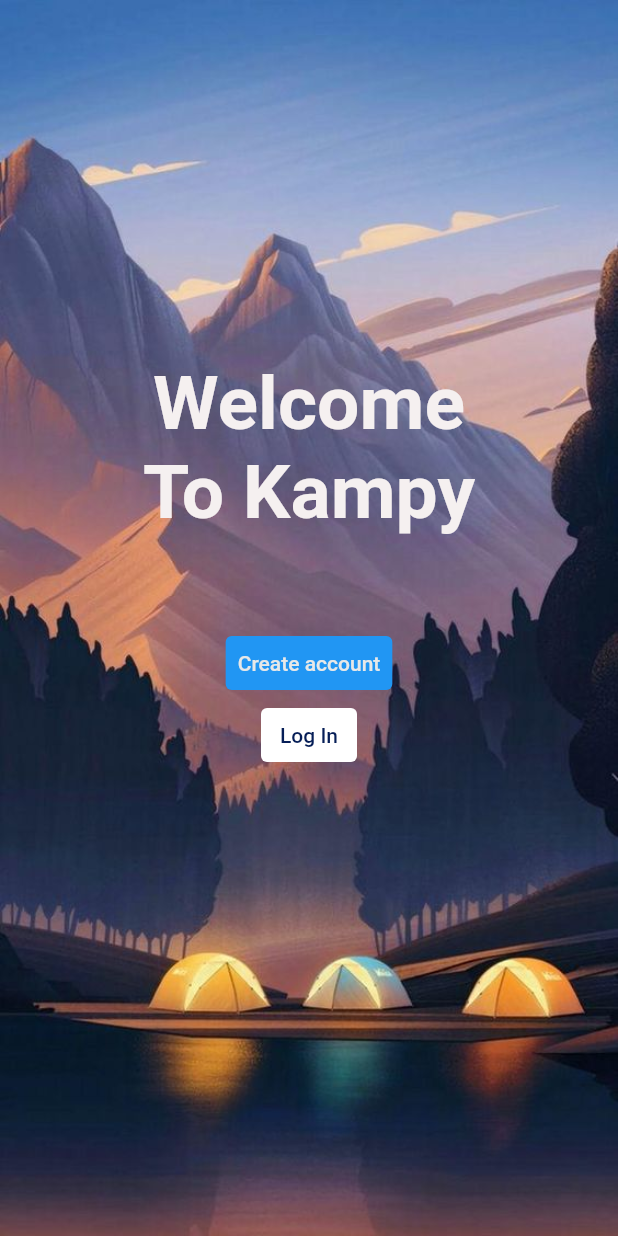
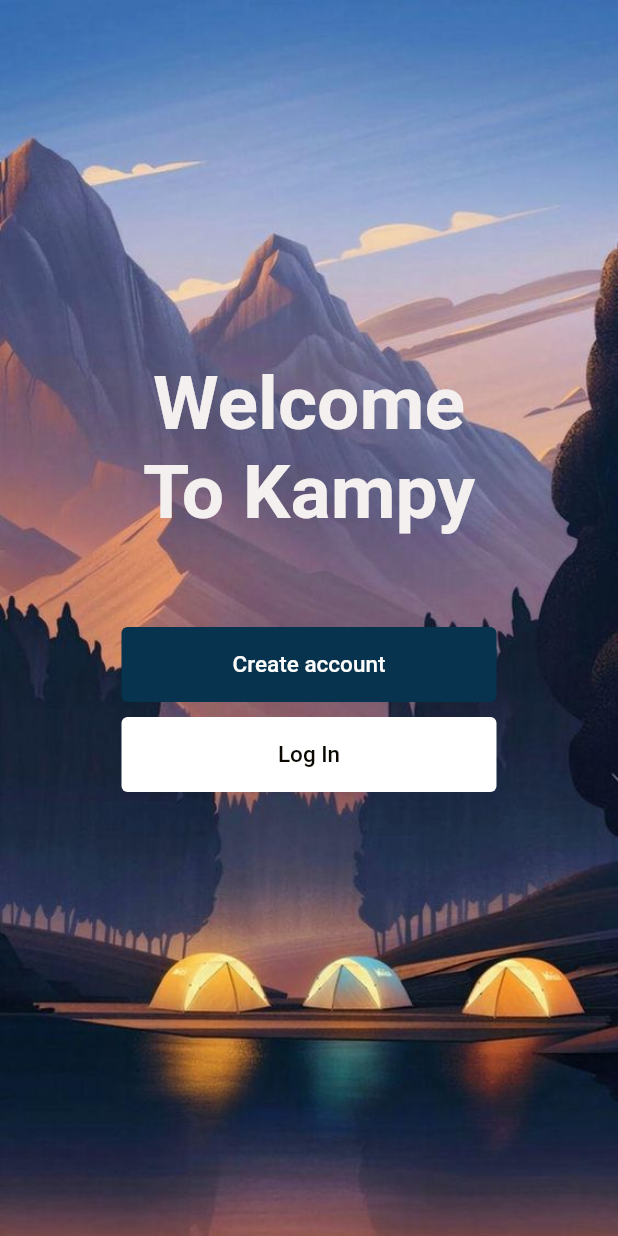
Before and after one commit to Always-number-one/Kampy, a Flutter app: the screen it shows after launch, on a phone screen of 412 x 824 dp. Run offline on Flutter 3.47's test engine with Material 2 defaults, Android fonts, the phone set to English and light mode, and no system bars; our stand-ins replace cloud_firestore, firebase_auth, firebase_core, firebase_database, firebase_storage, fluttertoast and 6 more; missing offline and left inert: custom_clippers, dart:ffi; accounts and stored records are empty; network calls fail.

Commit message:
home page functionnel

```diff
--- a/lib/kampy_home.dart
+++ b/lib/kampy_home.dart
@@ -1,8 +1,9 @@
 import 'package:flutter/material.dart';
-import 'package:flutter_application_1/kampy_welcome.dart';
+import 'package:flutter_application_1/kampy_login.dart';
+import 'kampy_signup.dart';
 
 class Home extends StatefulWidget {
-  Home({Key? key}) : super(key: key);
+ Home({Key? key}) : super(key: key);
 
   @override
   State<Home> createState() => _HomeState();
@@ -91,20 +92,33 @@ const SizedBox(height: 50),
 TextButton(
 
   style: TextButton.styleFrom(
+   minimumSize: const Size(250,50),
+    primary: const Color.fromARGB(255, 253, 253, 252),
+    backgroundColor: const Color.fromARGB(255, 7, 51, 78),
+  ),
+  onPressed: () {
+      Navigator.push(
+              context,
+         MaterialPageRoute(builder: (context) => SignUp()),
+                );
+   },
+  child: const Text('Create account',style: TextStyle(fontSize: 15)),
+),
+const SizedBox(height: 10),
+TextButton(
 
-    primary: const Color.fromARGB(255, 231, 232, 232),
-    backgroundColor: Colors.blue,
+  style: TextButton.styleFrom(
+       minimumSize: const Size(250,50),
+    primary: const Color.fromARGB(255, 10, 8, 0),
+    backgroundColor: const Color.fromARGB(255, 255, 255, 255),
   ),
-  onPressed: () { },
-  child: const Text('Create account'),
-),
-TextButton(
-  style: TextButton.styleFrom(
-    primary: const Color.fromARGB(255, 6, 30, 87),
-    backgroundColor: Colors.white,
-  ),
-  onPressed: () { },
-  child: const Text('Log In'),
+  onPressed: () {
+      Navigator.push(
+              context,
+         MaterialPageRoute(builder: (context) => LogIn()),
+                );
+  },
+  child: const Text('Log In',style: TextStyle(fontSize: 15),),
 )
 
 
--- a/lib/kampy_login.dart
+++ b/lib/kampy_login.dart
@@ -61,7 +61,6 @@ child: Stack(
              width: w,
 // child log in
               child:Column(
-                //  crossAxisAlignment: CrossAxisAlignment.start,
 
                 children:  [
                   // sign up title
```
